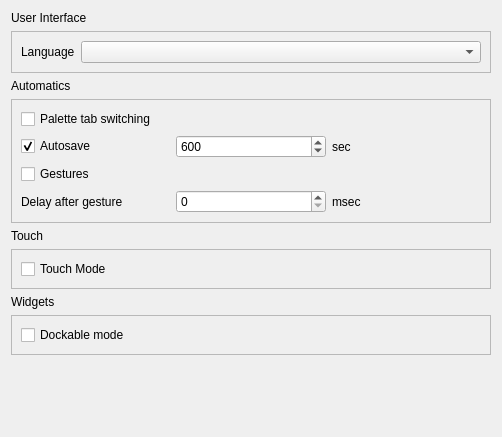
trikset/trik-studio, file qrgui/preferencesDialog/preferencesPages/behaviourPage.ui: the form before one commit.
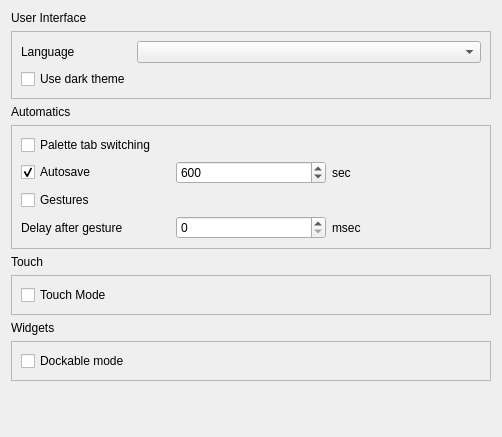
The form after the commit.

Commit message:
Add a theme change from the UI (#2128)
* Add a theme change from the UI

* Lupdate

* Lupdate

* Fix Clazy warnings

What changed in the file:
```diff
--- a/qrgui/preferencesDialog/preferencesPages/behaviourPage.ui
+++ b/qrgui/preferencesDialog/preferencesPages/behaviourPage.ui
@@ -43,6 +43,13 @@
       <item row="0" column="1">
        <widget class="QComboBox" name="languageComboBox"/>
       </item>
+      <item row="1" column="0">
+       <widget class="QCheckBox" name="useDarkThemeCheckBox">
+        <property name="text">
+         <string>Use dark theme</string>
+        </property>
+       </widget>
+      </item>
      </layout>
     </widget>
    </item>
```
The commit also changes 10 other files.
